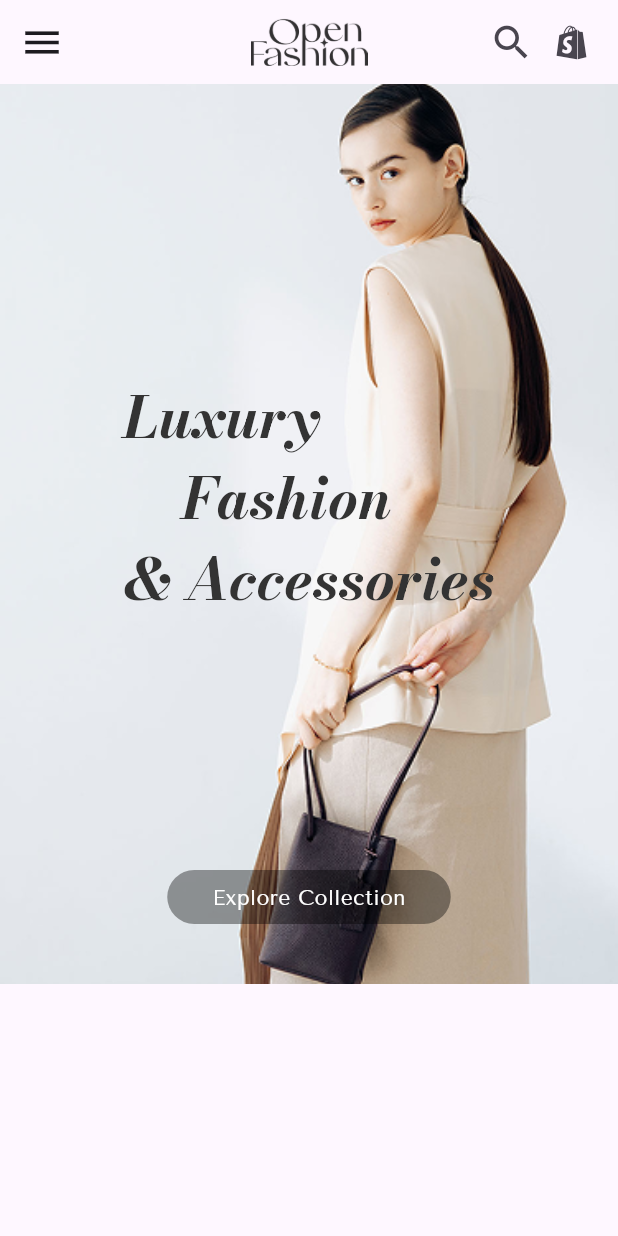
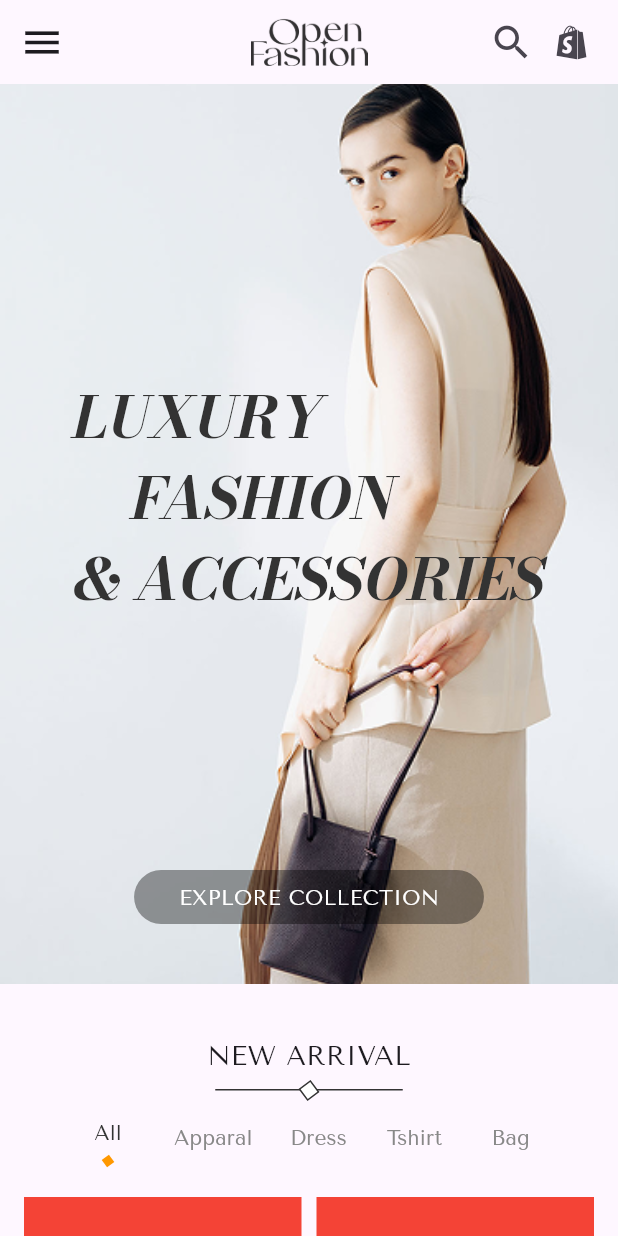
Before and after one commit to shihabLuminar/sample_clone, a Flutter app: the screen it shows after launch, on a phone screen of 412 x 824 dp. Run offline on Flutter 3.47's test engine with Material 3 defaults, Android fonts, the phone set to English and light mode, and no system bars.

Commit message:
new arrivals section

```diff
--- /dev/null
+++ b/lib/core/constants/color_constants.dart
@@ -0,0 +1,12 @@
+import 'package:flutter/material.dart';
+
+class ColorConstants {
+  static const Color darkGrey = Color(0xff333333);
+  static const Color mediumGrey = Color(0xff888888);
+
+  static const Color error = Colors.red;
+  static const Color success = Colors.green;
+  static const Color warning = Colors.yellow;
+  static const Color white = Color(0xff333333);
+  static const Color black = Color(0xff333333);
+}
--- /dev/null
+++ b/lib/view/global_widgets/curstom_divider.dart
@@ -0,0 +1,37 @@
+import 'package:flutter/material.dart';
+import 'package:sample_clone/core/constants/color_constants.dart';
+
+class CustomDivider extends StatelessWidget {
+  const CustomDivider({super.key});
+
+  @override
+  Widget build(BuildContext context) {
+    return SizedBox(
+      width: 125,
+      height: 20,
+      child: Stack(
+        children: [
+          Align(
+            alignment: Alignment.center,
+            child: Divider(height: 0, color: ColorConstants.darkGrey),
+          ),
+          Align(
+            alignment: Alignment.center,
+
+            child: Transform.rotate(
+              angle: 180,
+              child: Container(
+                decoration: BoxDecoration(
+                  border: Border.all(color: ColorConstants.darkGrey),
+                  color: Colors.white,
+                ),
+                height: 10,
+                width: 10,
+              ),
+            ),
+          ),
+        ],
+      ),
+    );
+  }
+}
--- a/lib/view/home_screen/home_screen.dart
+++ b/lib/view/home_screen/home_screen.dart
@@ -1,27 +1,23 @@
+import 'dart:developer';
+
 import 'package:flutter/material.dart';
+import 'package:sample_clone/core/constants/color_constants.dart';
 import 'package:sample_clone/core/constants/image_constants.dart';
 import 'package:sample_clone/core/themes/app_font_styles.dart';
-import 'package:sample_clone/core/themes/app_fonts.dart';
 
-class HomeScreen extends StatelessWidget {
+import 'package:sample_clone/view/global_widgets/curstom_divider.dart';
+
+class HomeScreen extends StatefulWidget {
   const HomeScreen({super.key});
 
   @override
+  State<HomeScreen> createState() => _HomeScreenState();
+}
+
+class _HomeScreenState extends State<HomeScreen> {
+  int selectedCategroy = 0;
+  @override
   Widget build(BuildContext context) {
-    // final statusBarHeight = MediaQuery.paddingOf(context).top;
-    // AppBar appbar = AppBar(
-    //   leading: Icon(Icons.menu, size: 30),
-    //   centerTitle: true,
-    //   title: Image.asset(height: 32, width: 78, ImageConstants.logo),
-    //   actions: [
-    //     Icon(Icons.search, size: 30),
-    //     SizedBox(width: 10),
-    //     Icon(Icons.shopify_sharp, size: 30),
-    //     SizedBox(width: 16),
-    //   ],
-    // );
-    // final appBarHeight = appbar.preferredSize.height;
-
     return Scaffold(
       appBar: AppBar(
         leading: Icon(Icons.menu, size: 30),
@@ -39,8 +35,105 @@ class HomeScreen extends StatelessWidget {
           children: [
             // Carousel Section
             _homeCarouselSection(),
+            SizedBox(height: 35),
+
+            // new arrivals section
+            _newArrivalsSection(),
           ],
         ),
+      ),
+    );
+  }
+
+  Widget _newArrivalsSection() {
+    List<String> newArrivalsCategories = [
+      "All",
+      "Apparal",
+      "Dress",
+      "Tshirt",
+      "Bag",
+    ];
+
+    return Container(
+      child: Column(
+        children: [
+          Text(
+            "NEW ARRIVAL",
+            style: AppFontStyles.tenorSans.copyWith(fontSize: 18),
+          ),
+          CustomDivider(),
+
+          SingleChildScrollView(
+            scrollDirection: Axis.horizontal,
+            child: Padding(
+              padding: EdgeInsets.symmetric(horizontal: 40),
+              child: Row(
+                mainAxisAlignment: MainAxisAlignment.spaceBetween,
+                children: List.generate(newArrivalsCategories.length, (index) {
+                  return TextButton(
+                    onPressed: () {
+                      log(index.toString());
+                      selectedCategroy = index;
+                      setState(() {});
+                    },
+                    child: Column(
+                      children: [
+                        Text(
+                          newArrivalsCategories[index],
+                          style: AppFontStyles.tenorSans.copyWith(
+                            fontSize: 14,
+                            color:
+                                selectedCategroy == index
+                                    ? ColorConstants.black
+                                    : ColorConstants.mediumGrey,
+                          ),
+                        ),
+                        SizedBox(height: 6),
+                        if (selectedCategroy == index)
+                          Transform.rotate(
+                            angle: 180,
+                            child: Container(
+                              height: 6,
+                              width: 6,
+                              color: Colors.orange,
+                            ),
+                          ),
+                      ],
+                    ),
+                  );
+                }),
+              ),
+            ),
+          ),
+          GridView.builder(
+            padding: EdgeInsets.symmetric(horizontal: 16, vertical: 13),
+            physics: NeverScrollableScrollPhysics(),
+            shrinkWrap: true,
+            itemCount: 4,
+            gridDelegate: SliverGridDelegateWithFixedCrossAxisCount(
+              crossAxisCount: 2,
+              mainAxisExtent: 260,
+              mainAxisSpacing: 10,
+              crossAxisSpacing: 10,
+            ),
+            itemBuilder: (context, index) => Container(color: Colors.red),
+          ),
+          SizedBox(height: 20),
+          Row(
+            mainAxisAlignment: MainAxisAlignment.center,
+            spacing: 10,
+            children: [
+              Text(
+                "EXPLORE MORE",
+                style: AppFontStyles.tenorSans.copyWith(fontSize: 18),
+              ),
+              Icon(Icons.arrow_forward_outlined),
+            ],
+          ),
+          SizedBox(height: 50),
+
+          CustomDivider(),
+        ],
       ),
     );
   }
@@ -59,12 +152,12 @@ class HomeScreen extends StatelessWidget {
         mainAxisAlignment: MainAxisAlignment.end,
         children: [
           Text(
-            "Luxury\n    Fashion\n& Accessories",
+            "LUXURY\n    FASHION\n& ACCESSORIES",
             style: AppFontStyles.bodoniModa.copyWith(
               fontSize: 38,
               fontStyle: FontStyle.italic,
               fontWeight: FontWeight.bold,
-              color: Color(0xff333333),
+              color: ColorConstants.darkGrey,
             ),
           ),
           SizedBox(height: 167),
@@ -75,7 +168,7 @@ class HomeScreen extends StatelessWidget {
               borderRadius: BorderRadius.circular(30),
             ),
             child: Text(
-              "Explore Collection",
+              "EXPLORE COLLECTION",
               style: AppFontStyles.tenorSans.copyWith(
                 fontSize: 14,
                 color: Colors.white,
```
